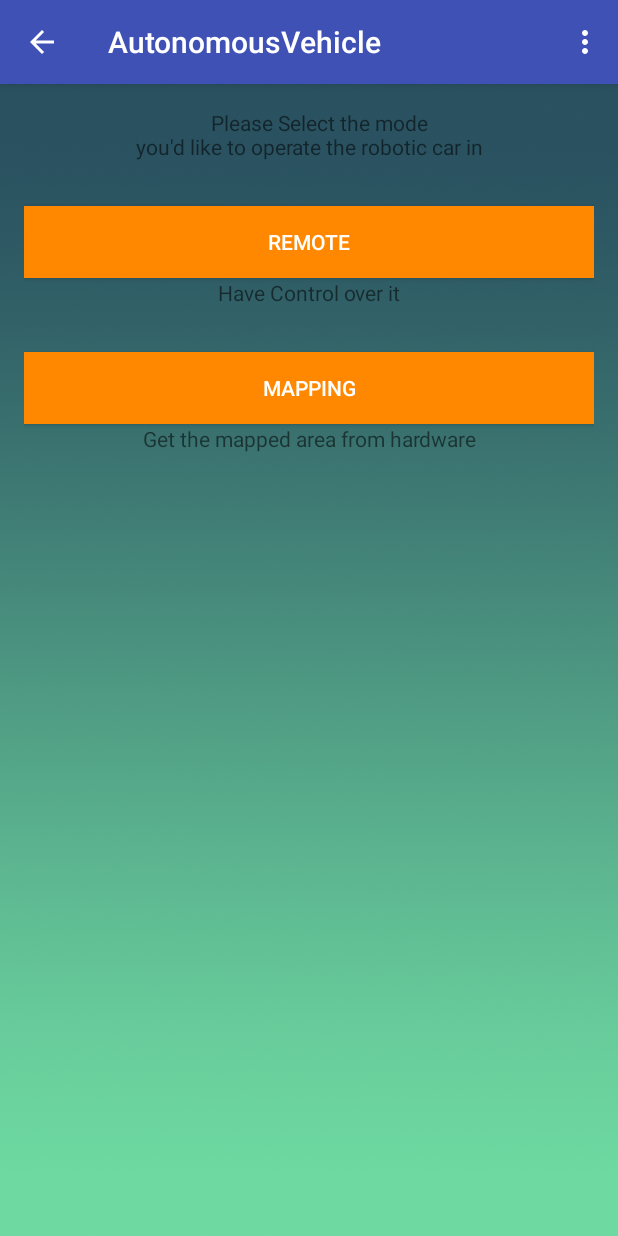
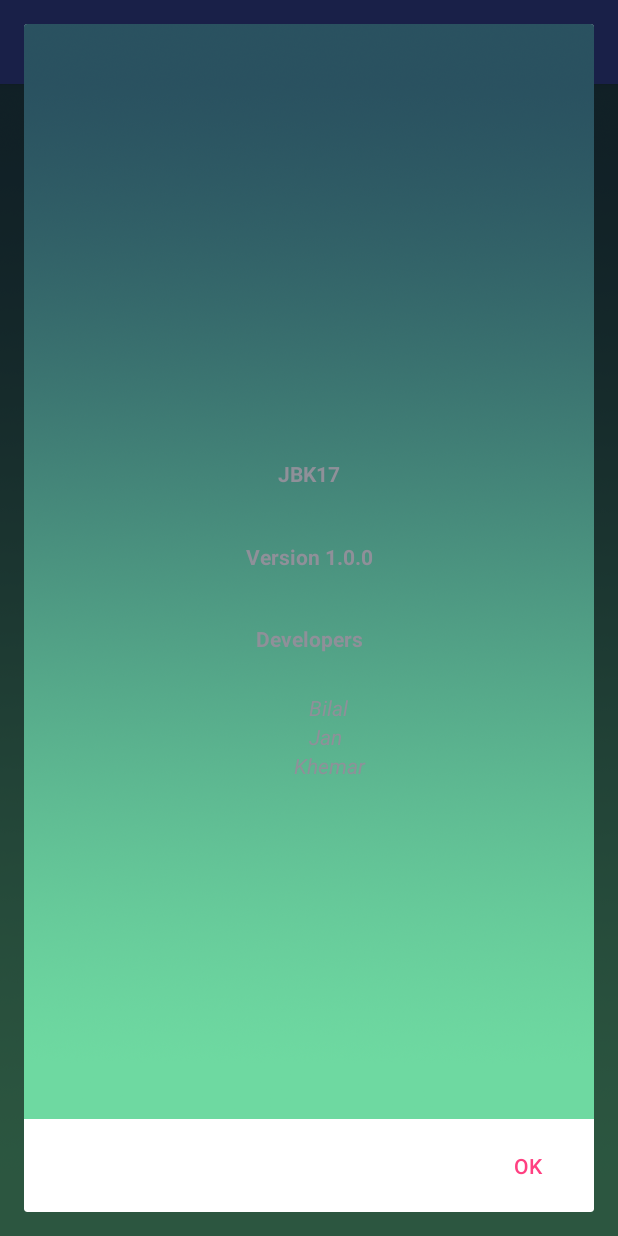
Before and after one commit to Khemar1/AutonomousVehicle-1, an Android app: the MenuActivity screen opened directly, with no data from a screen before it, in the options menu, after a tap on "About", on a phone screen of 412 x 824 dp. Run offline under Robolectric (Android 15) with nearby library versions, the phone set to English and light mode, and no system bars; network calls fail.

Commit message:
Minor UI Changes, Added Settings, About activites

```diff
--- a/AutoVehicle/build.gradle
+++ b/AutoVehicle/build.gradle
@@ -10,6 +10,7 @@ android {
         versionCode 1
         versionName "1.0"
         testInstrumentationRunner "android.support.test.runner.AndroidJUnitRunner"
+        vectorDrawables.useSupportLibrary = true
     }
     buildTypes {
         release {
@@ -24,7 +25,9 @@ dependencies {
     androidTestCompile('com.android.support.test.espresso:espresso-core:2.2.2', {
         exclude group: 'com.android.support', module: 'support-annotations'
     })
-    compile 'com.android.support:appcompat-v7:23.2.1'
+    compile 'com.android.support:appcompat-v7:23.4.0'
     compile 'com.android.volley:volley:1.0.0'
+    compile 'com.android.support:support-v4:23.4.0'
+    compile 'com.android.support:support-vector-drawable:23.4.0'
     testCompile 'junit:junit:4.12'
 }
--- a/AutoVehicle/src/main/java/com/autonomousvehicle/Mapping.java
+++ b/AutoVehicle/src/main/java/com/autonomousvehicle/Mapping.java
@@ -3,6 +3,7 @@
  * */
 package com.autonomousvehicle;
 
+import android.content.Intent;
 import android.support.v7.app.AppCompatActivity;
 import android.os.Bundle;
 import android.view.Menu;
@@ -21,6 +22,7 @@ public class Mapping extends AppCompatActivity {
         setContentView(R.layout.activity_mapping);
 
         getSupportActionBar().setDisplayHomeAsUpEnabled(true);
+        getSupportActionBar().setTitle("Mapping");
 
         Button button;
 
@@ -62,6 +64,10 @@ public class Mapping extends AppCompatActivity {
                 // User chose the "Settings" item, show the app settings UI...
                 return true;
 
+            case R.id.settings:
+                Intent setting = new Intent(Mapping.this, SettingsActivity.class);
+                startActivity(setting);
+
             case android.R.id.home:
                 Mapping.this.onBackPressed();
 
--- a/AutoVehicle/src/main/java/com/autonomousvehicle/MenuActivity.java
+++ b/AutoVehicle/src/main/java/com/autonomousvehicle/MenuActivity.java
@@ -3,13 +3,19 @@
  * */
 package com.autonomousvehicle;
 
+import android.content.Context;
+import android.content.DialogInterface;
 import android.content.Intent;
+import android.support.v7.app.AlertDialog;
 import android.support.v7.app.AppCompatActivity;
 import android.os.Bundle;
+import android.view.LayoutInflater;
 import android.view.Menu;
 import android.view.MenuItem;
 import android.view.View;
 import android.widget.Button;
+import android.widget.EditText;
+import android.widget.LinearLayout;
 
 public class MenuActivity extends AppCompatActivity {
 
@@ -18,7 +24,8 @@ public class MenuActivity extends AppCompatActivity {
         super.onCreate(savedInstanceState);
         setContentView(R.layout.activity_menu);
 
-        getSupportActionBar().setDisplayHomeAsUpEnabled(true);
+        getSupportActionBar().setTitle("Main Menu");
+
 
         Button map = (Button) findViewById(R.id.bMapping);
 
@@ -55,11 +62,39 @@ public class MenuActivity extends AppCompatActivity {
     public boolean onOptionsItemSelected(MenuItem item) {
         switch (item.getItemId()) {
             case R.id.logout:
-                Intent logout = new Intent(MenuActivity.this, LoginActivity.class);
-                startActivity(logout);
+                //Intent logout = new Intent(MenuActivity.this, LoginActivity.class);
+                //startActivity(logout);
+                MenuActivity.this.finish();
+                return true;
 
-            case android.R.id.home:
-                MenuActivity.this.onBackPressed();
+            case R.id.settings:
+                Intent setting = new Intent(MenuActivity.this, SettingsActivity.class);
+                startActivity(setting);
+                return true;
+
+            case R.id.about:
+
+                LayoutInflater inflater2 = (LayoutInflater)getApplicationContext().getSystemService
+                        (Context.LAYOUT_INFLATER_SERVICE);
+                final LinearLayout ll2 = (LinearLayout)inflater2.inflate(R.layout.activity_about, null, false);
+
+                //EditText ed = (EditText)findViewById(R.id.etIpAddress1);
+                //final CalendarView calendarView = (CalendarView)ll.findViewById(R.id.calendarID);
+                AlertDialog   alertDate2 = new AlertDialog.Builder(MenuActivity.this)
+                        // .setTitle("Event Calendar")
+                        //.setMessage("Click to schedule or view events.")
+                        .setView(ll2)
+                        .setPositiveButton("Ok", new DialogInterface.OnClickListener() {
+                                    public void onClick(DialogInterface dialog, int whichButton) {
+
+                                    }
+                                }
+                        ).show();
+
+                //setContentView(R.layout.activity_settings);
+
+                return true;
+
 
             default:
                 // If we got here, the user's action was not recognized.
--- a/AutoVehicle/src/main/java/com/autonomousvehicle/RegisterActivity.java
+++ b/AutoVehicle/src/main/java/com/autonomousvehicle/RegisterActivity.java
@@ -30,6 +30,7 @@ public class RegisterActivity extends AppCompatActivity {
     protected void onCreate(Bundle savedInstanceState) {
         super.onCreate(savedInstanceState);
         setContentView(R.layout.activity_register);
+        getSupportActionBar().setTitle("Register");
 
         final EditText etname = (EditText) findViewById(R.id.etName);
         final EditText etuserName = (EditText) findViewById(R.id.etUsername);
--- /dev/null
+++ b/AutoVehicle/src/main/res/layout/activity_about.xml
@@ -0,0 +1,92 @@
+<?xml version="1.0" encoding="utf-8"?>
+<LinearLayout xmlns:android="http://schemas.android.com/apk/res/android"
+    xmlns:app="http://schemas.android.com/apk/res-auto"
+    android:layout_width="match_parent"
+    android:layout_height="match_parent"
+    android:orientation="vertical"
+    android:background="@drawable/backgrond">
+
+    <LinearLayout
+        android:orientation="vertical"
+        android:layout_width="match_parent"
+        android:layout_height="match_parent"
+        android:layout_weight="1">
+
+        <FrameLayout
+            android:layout_width="match_parent"
+            android:layout_height="92dp"
+            android:layout_weight="1.36">
+
+            <ImageView
+                android:layout_width="200dp"
+                android:layout_height="144dp"
+                app:srcCompat="@mipmap/ic_launcher"
+                android:id="@+id/imageView"
+                android:scaleType="fitCenter"
+                android:layout_marginLeft="110dp"
+                android:layout_marginTop="30dp" />
+        </FrameLayout>
+
+        <TextView
+            android:text="JBK17"
+            android:layout_width="match_parent"
+            android:layout_height="wrap_content"
+            android:id="@+id/tvApp"
+            android:layout_weight="0.25"
+            android:textAlignment="center"
+            android:textStyle="normal|bold" />
+
+        <TextView
+            android:text="Version 1.0.0"
+            android:layout_width="match_parent"
+            android:layout_height="wrap_content"
+            android:id="@+id/tvVer"
+            android:layout_weight="0.24"
+            android:textAlignment="center"
+            android:textStyle="normal|bold" />
+
+        <TextView
+            android:text="Developers"
+            android:layout_width="match_parent"
+            android:layout_height="wrap_content"
+            android:id="@+id/tvDev"
+            android:layout_weight="0.18"
+            android:textStyle="normal|bold"
+            android:textAlignment="center" />
+
+        <LinearLayout
+            android:orientation="vertical"
+            android:layout_width="match_parent"
+            android:layout_height="284dp">
+
+            <TextView
+                android:text="Bilal"
+                android:layout_width="wrap_content"
+                android:layout_height="wrap_content"
+                android:id="@+id/textView10"
+                android:textAlignment="viewStart"
+                android:textStyle="normal|italic"
+                android:layout_marginLeft="190dp" />
+
+            <TextView
+                android:text="Jan"
+                android:layout_width="wrap_content"
+                android:layout_height="wrap_content"
+                android:id="@+id/textView9"
+                android:textAlignment="center"
+                android:textStyle="normal|italic"
+                android:layout_marginLeft="190dp" />
+
+            <TextView
+                android:text="Khemar"
+                android:layout_width="56dp"
+                android:layout_height="wrap_content"
+                android:id="@+id/textView8"
+                android:textStyle="normal|italic"
+                android:layout_marginLeft="180dp"
+                android:textAlignment="viewStart" />
+        </LinearLayout>
+
+    </LinearLayout>
+
+</LinearLayout>
--- a/AutoVehicle/src/main/res/layout/activity_remote_control.xml
+++ b/AutoVehicle/src/main/res/layout/activity_remote_control.xml
@@ -4,7 +4,7 @@
     android:layout_width="match_parent"
     android:layout_height="match_parent"
     android:background="@drawable/backgrond">
-
+<!--
     <LinearLayout
         android:layout_width="wrap_content"
         android:layout_height="wrap_content"
@@ -51,7 +51,7 @@
             android:textSize="20dp" />
 
     </LinearLayout>
-
+-->
     <RelativeLayout
         android:id="@+id/layout_joystick"
         android:layout_width="200dp"
--- a/build.gradle
+++ b/build.gradle
@@ -5,7 +5,7 @@ buildscript {
         jcenter()
     }
     dependencies {
-        classpath 'com.android.tools.build:gradle:2.2.1'
+        classpath 'com.android.tools.build:gradle:2.2.3'
 
         // NOTE: Do not place your application dependencies here; they belong
         // in the individual module build.gradle files
```
Also changed, not shown: AutoVehicle/src/main/AndroidManifest.xml (+6 -2 lines), AutoVehicle/src/main/java/com/autonomousvehicle/LoginActivity.java (+11 -2 lines), AutoVehicle/src/main/java/com/autonomousvehicle/RemoteControl.java (+67 -19 lines), AutoVehicle/src/main/java/com/autonomousvehicle/SettingsActivity.java (added, +61 -0 lines), AutoVehicle/src/main/res/layout/activity_settings.xml (added, +37 -0 lines), AutoVehicle/src/main/res/values/strings.xml (+74 -1 lines).
